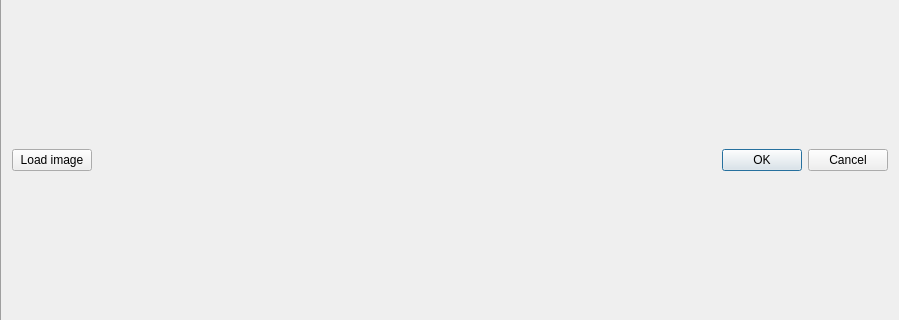
The window that Source/rectangular_patch_editor_gui.ui (Rolf-Hempel/PlanetarySystemStacker) describes before a commit, drawn with Qt 5; both pictures show x 0 to 900 and y 155 to 475 of the 900 by 630 pixel window.
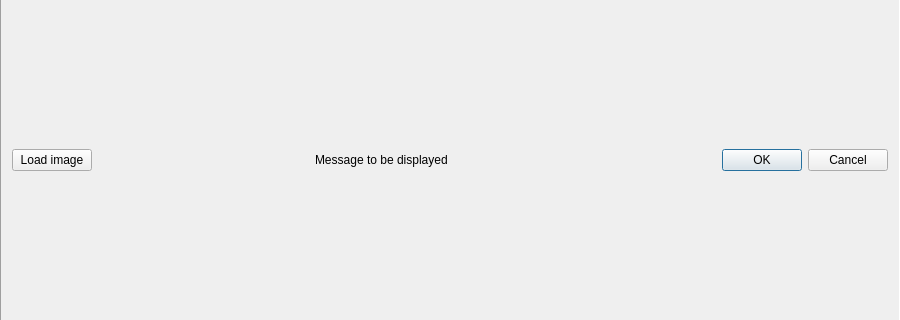
The same window after the commit.

Commit message: ROI editor added. Still a bug when changing ROI in a second run.

Diff of the .ui file:
```diff
--- a/Source/rectangular_patch_editor_gui.ui
+++ b/Source/rectangular_patch_editor_gui.ui
@@ -51,6 +51,26 @@
        </property>
       </spacer>
      </item>
+     <item>
+      <widget class="QLabel" name="messageLabel">
+       <property name="text">
+        <string>Message to be displayed</string>
+       </property>
+      </widget>
+     </item>
+     <item>
+      <spacer name="horizontalSpacer_2">
+       <property name="orientation">
+        <enum>Qt::Horizontal</enum>
+       </property>
+       <property name="sizeHint" stdset="0">
+        <size>
+         <width>40</width>
+         <height>20</height>
+        </size>
+       </property>
+      </spacer>
+     </item>
      <item>
       <widget class="QDialogButtonBox" name="buttonBox">
        <property name="standardButtons">
```
The commit also changes 9 other files.
